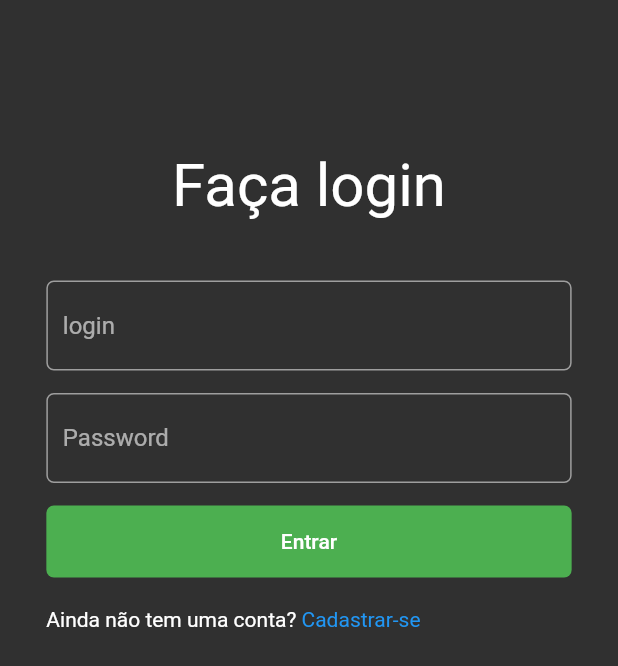
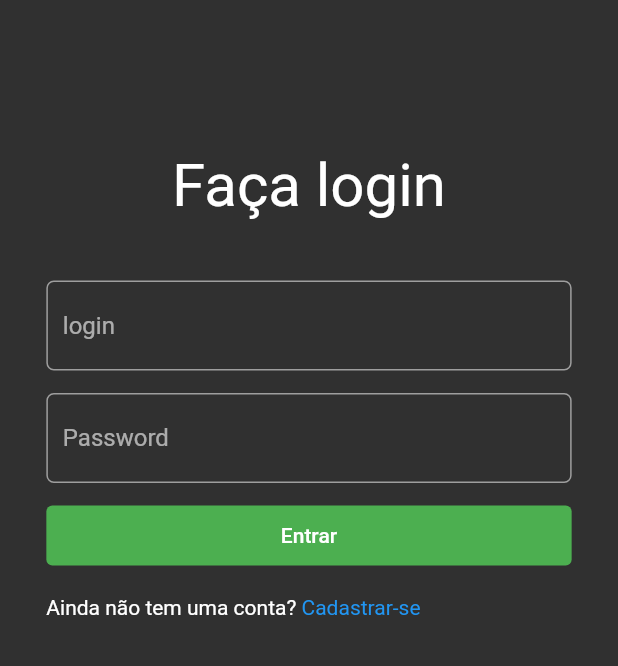
Before and after one commit to yago1404/todo-app, a Flutter app: the screen it shows after launch, on a phone screen of 412 x 824 dp. Shown: the top 666 px of the screen. Run offline on Flutter 3.47's test engine with Material 2 defaults, Android fonts, the phone set to English and light mode, and no system bars; missing offline and left inert: dart:html; accounts and stored records are empty.

Commit message:
Atualizando para flutter 2 a começando responsividade para web
Atualizando para flutter 2 a começando responsividade para web

```diff
--- a/lib/screens/login/login_page.dart
+++ b/lib/screens/login/login_page.dart
@@ -1,3 +1,5 @@
+import 'dart:html';
+
 import 'package:flutter/material.dart';
 import 'package:todo/commons/consts.dart';
 import 'package:todo/models/user/user.dart';
@@ -40,7 +42,7 @@ class LoginPage extends StatelessWidget {
                   ),
                   Container(
                     padding:
-                    EdgeInsets.only(left: 10, right: 10, top: 5, bottom: 5),
+                        EdgeInsets.only(left: 10, right: 10, top: 5, bottom: 5),
                     decoration: BoxDecoration(
                       borderRadius: BorderRadius.circular(5),
                       border: Border.all(
@@ -48,6 +50,7 @@ class LoginPage extends StatelessWidget {
                         width: 1,
                       ),
                     ),
+                    width: MediaQuery.of(context).size.width > 500? 500 : MediaQuery.of(context).size.width,
                     child: TextField(
                       controller: loginController,
                       decoration: InputDecoration(
@@ -61,7 +64,7 @@ class LoginPage extends StatelessWidget {
                   ),
                   Container(
                     padding:
-                    EdgeInsets.only(left: 10, right: 10, top: 5, bottom: 5),
+                        EdgeInsets.only(left: 10, right: 10, top: 5, bottom: 5),
                     decoration: BoxDecoration(
                       borderRadius: BorderRadius.circular(5),
                       border: Border.all(
@@ -69,6 +72,7 @@ class LoginPage extends StatelessWidget {
                         width: 1,
                       ),
                     ),
+                    width: MediaQuery.of(context).size.width > 500? 500 : MediaQuery.of(context).size.width,
                     child: TextField(
                       controller: passwordController,
                       obscureText: true,
@@ -83,29 +87,37 @@ class LoginPage extends StatelessWidget {
                   ),
                   Container(
                     decoration: BoxDecoration(
-                      color: Colors.green,
                       borderRadius: BorderRadius.circular(5),
                     ),
-                    child: FlatButton(
+                    width: MediaQuery.of(context).size.width > 500? 500 : MediaQuery.of(context).size.width,
+                    height: 40,
+                    child: TextButton(
                       onPressed: () {
                         if (doLogin(
                             loginController.text, passwordController.text)) {
-                          currentUser =
-                              User(loginController.text, passwordController.text);
+                          currentUser = User(
+                              loginController.text, passwordController.text);
                           Navigator.of(context).pushAndRemoveUntil(
-                              MaterialPageRoute(builder: (context) => HomePage()),
-                                  (route) => false);
+                              MaterialPageRoute(
+                                  builder: (context) => HomePage()),
+                              (route) => false);
                         } else {
-                          showFailedDialog(context, "Login ou senha incorretos");
+                          showFailedDialog(
+                              context, "Login ou senha incorretos");
                         }
                       },
-                      child: Text("Entrar"),
-                      minWidth: MediaQuery.of(context).size.width * 0.85,
+                      child: Text(
+                        "Entrar",
+                      ),
+                      style: TextButton.styleFrom(
+                        backgroundColor: Colors.green,
+                        primary: Colors.white
+                      ),
                     ),
                   ),
                   Container(
                     margin: EdgeInsets.only(top: 20),
-                    alignment: Alignment.centerLeft,
+                    width: MediaQuery.of(context).size.width > 500? 500 : MediaQuery.of(context).size.width,
                     child: Row(
                       children: [
                         Text("Ainda não tem uma conta? "),
```
Also changed, not shown: pubspec.lock.
